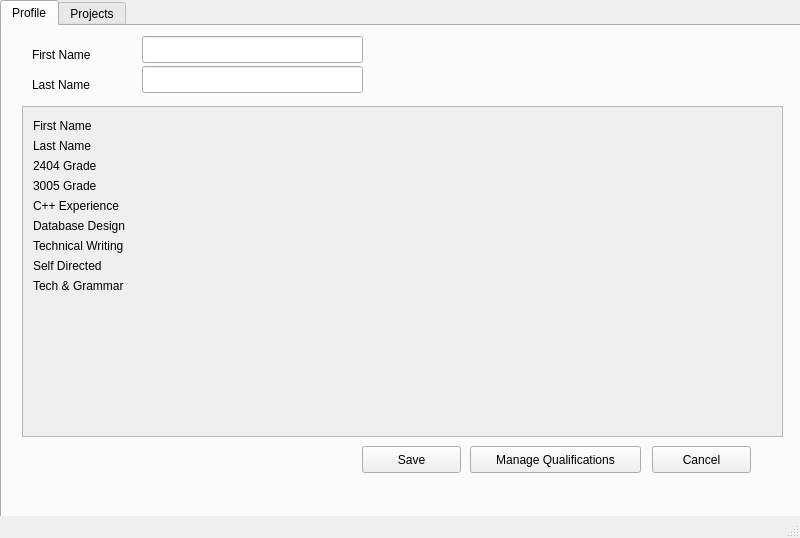
Qt form studentwindow.ui (sprinklej/00100100) before a commit.
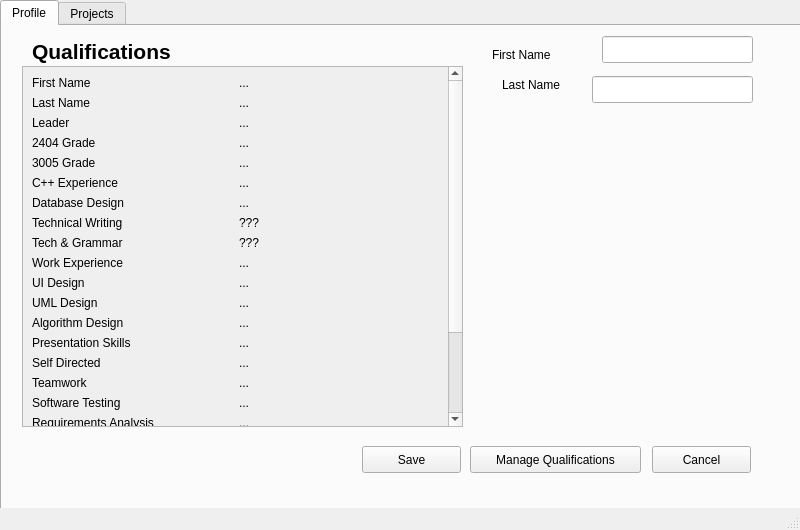
The same form after that commit.

```diff
--- a/studentwindow.ui
+++ b/studentwindow.ui
@@ -7,7 +7,7 @@
     <x>0</x>
     <y>0</y>
     <width>800</width>
-    <height>538</height>
+    <height>530</height>
    </rect>
   </property>
   <property name="windowTitle">
@@ -20,7 +20,7 @@
       <x>0</x>
       <y>0</y>
       <width>801</width>
-      <height>541</height>
+      <height>511</height>
      </rect>
     </property>
     <property name="currentIndex">
@@ -46,9 +46,9 @@
      <widget class="QLineEdit" name="lineEdit">
       <property name="geometry">
        <rect>
-        <x>140</x>
+        <x>600</x>
         <y>10</y>
-        <width>221</width>
+        <width>151</width>
         <height>27</height>
        </rect>
       </property>
@@ -56,9 +56,9 @@
      <widget class="QLineEdit" name="lineEdit_2">
       <property name="geometry">
        <rect>
-        <x>140</x>
-        <y>40</y>
-        <width>221</width>
+        <x>590</x>
+        <y>50</y>
+        <width>161</width>
         <height>27</height>
        </rect>
       </property>
@@ -66,7 +66,7 @@
      <widget class="QLabel" name="label_3">
       <property name="geometry">
        <rect>
-        <x>30</x>
+        <x>490</x>
         <y>20</y>
         <width>101</width>
         <height>17</height>
@@ -79,7 +79,7 @@
      <widget class="QLabel" name="label_4">
       <property name="geometry">
        <rect>
-        <x>30</x>
+        <x>500</x>
         <y>50</y>
         <width>91</width>
         <height>17</height>
@@ -132,11 +132,26 @@
       <property name="geometry">
        <rect>
         <x>20</x>
-        <y>80</y>
-        <width>761</width>
-        <height>331</height>
+        <y>40</y>
+        <width>441</width>
+        <height>361</height>
        </rect>
       </property>
+      <property name="minimumSize">
+       <size>
+        <width>0</width>
+        <height>0</height>
+       </size>
+      </property>
+      <property name="maximumSize">
+       <size>
+        <width>16777</width>
+        <height>16777</height>
+       </size>
+      </property>
+      <property name="verticalScrollBarPolicy">
+       <enum>Qt::ScrollBarAlwaysOn</enum>
+      </property>
       <property name="widgetResizable">
        <bool>true</bool>
       </property>
@@ -145,129 +160,356 @@
         <rect>
          <x>0</x>
          <y>0</y>
-         <width>759</width>
-         <height>329</height>
+         <width>423</width>
+         <height>541</height>
         </rect>
        </property>
-       <widget class="QLabel" name="label">
-        <property name="geometry">
-         <rect>
-          <x>10</x>
-          <y>10</y>
-          <width>91</width>
-          <height>17</height>
-         </rect>
-        </property>
-        <property name="text">
-         <string>First Name</string>
-        </property>
-       </widget>
-       <widget class="QLabel" name="label_2">
-        <property name="geometry">
-         <rect>
-          <x>10</x>
-          <y>30</y>
-          <width>91</width>
-          <height>17</height>
-         </rect>
-        </property>
-        <property name="text">
-         <string>Last Name</string>
-        </property>
-       </widget>
-       <widget class="QLabel" name="label_5">
-        <property name="geometry">
-         <rect>
-          <x>10</x>
-          <y>50</y>
-          <width>91</width>
-          <height>17</height>
-         </rect>
-        </property>
-        <property name="text">
-         <string>2404 Grade</string>
-        </property>
-       </widget>
-       <widget class="QLabel" name="label_6">
-        <property name="geometry">
-         <rect>
-          <x>10</x>
-          <y>70</y>
-          <width>91</width>
-          <height>17</height>
-         </rect>
-        </property>
-        <property name="text">
-         <string>3005 Grade</string>
-        </property>
-       </widget>
-       <widget class="QLabel" name="label_7">
-        <property name="geometry">
-         <rect>
-          <x>10</x>
-          <y>90</y>
-          <width>121</width>
-          <height>17</height>
-         </rect>
-        </property>
-        <property name="text">
-         <string>C++ Experience</string>
-        </property>
-       </widget>
-       <widget class="QLabel" name="label_8">
-        <property name="geometry">
-         <rect>
-          <x>10</x>
-          <y>110</y>
-          <width>121</width>
-          <height>17</height>
-         </rect>
-        </property>
-        <property name="text">
-         <string>Database Design</string>
-        </property>
-       </widget>
-       <widget class="QLabel" name="label_9">
-        <property name="geometry">
-         <rect>
-          <x>10</x>
-          <y>130</y>
-          <width>121</width>
-          <height>17</height>
-         </rect>
-        </property>
-        <property name="text">
-         <string>Technical Writing</string>
-        </property>
-       </widget>
-       <widget class="QLabel" name="label_10">
-        <property name="geometry">
-         <rect>
-          <x>10</x>
-          <y>150</y>
-          <width>121</width>
-          <height>17</height>
-         </rect>
-        </property>
-        <property name="text">
-         <string>Self Directed</string>
-        </property>
-       </widget>
-       <widget class="QLabel" name="label_11">
-        <property name="geometry">
-         <rect>
-          <x>10</x>
-          <y>170</y>
-          <width>121</width>
-          <height>17</height>
-         </rect>
-        </property>
-        <property name="text">
-         <string>Tech &amp; Grammar</string>
-        </property>
-       </widget>
+       <layout class="QGridLayout" name="gridLayout">
+        <item row="12" column="1">
+         <widget class="QLabel" name="uiDesign">
+          <property name="text">
+           <string>...</string>
+          </property>
+         </widget>
+        </item>
+        <item row="24" column="1">
+         <widget class="QLabel" name="reliable">
+          <property name="text">
+           <string>...</string>
+          </property>
+         </widget>
+        </item>
+        <item row="15" column="0">
+         <widget class="QLabel" name="text_UML">
+          <property name="text">
+           <string>UML Design</string>
+          </property>
+         </widget>
+        </item>
+        <item row="6" column="1">
+         <widget class="QLabel" name="dbDesign">
+          <property name="text">
+           <string>...</string>
+          </property>
+         </widget>
+        </item>
+        <item row="17" column="1">
+         <widget class="QLabel" name="presentationSkills">
+          <property name="text">
+           <string>...</string>
+          </property>
+         </widget>
+        </item>
+        <item row="28" column="0">
+         <widget class="QLabel" name="text_constCrit">
+          <property name="text">
+           <string>Constructive Criticism</string>
+          </property>
+         </widget>
+        </item>
+        <item row="7" column="0">
+         <widget class="QLabel" name="text_techWrite">
+          <property name="text">
+           <string>Technical Writing</string>
+          </property>
+         </widget>
+        </item>
+        <item row="25" column="0">
+         <widget class="QLabel" name="text_commSkill">
+          <property name="text">
+           <string>Communication Skills</string>
+          </property>
+         </widget>
+        </item>
+        <item row="1" column="0">
+         <widget class="QLabel" name="text_lastN">
+          <property name="text">
+           <string>Last Name</string>
+          </property>
+         </widget>
+        </item>
+        <item row="16" column="1">
+         <widget class="QLabel" name="algorithmDesign">
+          <property name="text">
+           <string>...</string>
+          </property>
+         </widget>
+        </item>
+        <item row="8" column="0">
+         <widget class="QLabel" name="text_TechGram">
+          <property name="text">
+           <string>Tech &amp; Grammar</string>
+          </property>
+         </widget>
+        </item>
+        <item row="3" column="1">
+         <widget class="QLabel" name="grade2404">
+          <property name="text">
+           <string>...</string>
+          </property>
+         </widget>
+        </item>
+        <item row="12" column="0">
+         <widget class="QLabel" name="text_UIDesign">
+          <property name="text">
+           <string>UI Design</string>
+          </property>
+         </widget>
+        </item>
+        <item row="27" column="0">
+         <widget class="QLabel" name="text_Creative">
+          <property name="text">
+           <string>Creative</string>
+          </property>
+         </widget>
+        </item>
+        <item row="24" column="0">
+         <widget class="QLabel" name="text_reliable">
+          <property name="text">
+           <string>Reliable</string>
+          </property>
+         </widget>
+        </item>
+        <item row="3" column="0">
+         <widget class="QLabel" name="text_2404">
+          <property name="text">
+           <string>2404 Grade</string>
+          </property>
+         </widget>
+        </item>
+        <item row="5" column="0">
+         <widget class="QLabel" name="text_cplus">
+          <property name="text">
+           <string>C++ Experience</string>
+          </property>
+         </widget>
+        </item>
+        <item row="4" column="0">
+         <widget class="QLabel" name="text_3005">
+          <property name="text">
+           <string>3005 Grade</string>
+          </property>
+         </widget>
+        </item>
+        <item row="21" column="0">
+         <widget class="QLabel" name="text_softDes">
+          <property name="text">
+           <string>Software Testing</string>
+          </property>
+         </widget>
+        </item>
+        <item row="6" column="0">
+         <widget class="QLabel" name="text_DBDesign">
+          <property name="text">
+           <string>Database Design</string>
+          </property>
+         </widget>
+        </item>
+        <item row="23" column="0">
+         <widget class="QLabel" name="text_reqAnal">
+          <property name="text">
+           <string>Requirements Analysis</string>
+          </property>
+         </widget>
+        </item>
+        <item row="0" column="0">
+         <widget class="QLabel" name="text_firstName">
+          <property name="text">
+           <string>First Name</string>
+          </property>
+         </widget>
+        </item>
+        <item row="0" column="1">
+         <widget class="QLabel" name="firstName">
+          <property name="text">
+           <string>...</string>
+          </property>
+         </widget>
+        </item>
+        <item row="2" column="0">
+         <widget class="QLabel" name="text_leader">
+          <property name="text">
+           <string>Leader</string>
+          </property>
+         </widget>
+        </item>
+        <item row="19" column="0">
+         <widget class="QLabel" name="text_teamwork">
+          <property name="text">
+           <string>Teamwork</string>
+          </property>
+         </widget>
+        </item>
+        <item row="27" column="1">
+         <widget class="QLabel" name="creative">
+          <property name="text">
+           <string>...</string>
+          </property>
+         </widget>
+        </item>
+        <item row="4" column="1">
+         <widget class="QLabel" name="grade3005">
+          <property name="text">
+           <string>...</string>
+          </property>
+         </widget>
+        </item>
+        <item row="1" column="1">
+         <widget class="QLabel" name="lastName">
+          <property name="text">
+           <string>...</string>
+          </property>
+         </widget>
+        </item>
+        <item row="5" column="1">
+         <widget class="QLabel" name="cplusplus">
+          <property name="text">
+           <string>...</string>
+          </property>
+         </widget>
+        </item>
+        <item row="8" column="1">
+         <widget class="QLabel" name="techAndGramm">
+          <property name="text">
+           <string>???</string>
+          </property>
+         </widget>
+        </item>
+        <item row="26" column="0">
+         <widget class="QLabel" name="text_respect">
+          <property name="text">
+           <string>Respectful</string>
+          </property>
+         </widget>
+        </item>
+        <item row="18" column="1">
+         <widget class="QLabel" name="selfDirected">
+          <property name="text">
+           <string>...</string>
+          </property>
+         </widget>
+        </item>
+        <item row="28" column="1">
+         <widget class="QLabel" name="constructCrit">
+          <property name="text">
+           <string>...</string>
+          </property>
+         </widget>
+        </item>
+        <item row="7" column="1">
+         <widget class="QLabel" name="techWriting">
+          <property name="text">
+           <string>???</string>
+          </property>
+         </widget>
+        </item>
+        <item row="16" column="0">
+         <widget class="QLabel" name="text_AlgDes">
+          <property name="text">
+           <string>Algorithm Design</string>
+          </property>
+         </widget>
+        </item>
+        <item row="17" column="0">
+         <widget class="QLabel" name="text_PresSkills">
+          <property name="text">
+           <string>Presentation Skills</string>
+          </property>
+         </widget>
+        </item>
+        <item row="23" column="1">
+         <widget class="QLabel" name="reqAnalysis">
+          <property name="text">
+           <string>...</string>
+          </property>
+         </widget>
+        </item>
+        <item row="15" column="1">
+         <widget class="QLabel" name="umlDesign">
+          <property name="text">
+           <string>...</string>
+          </property>
+         </widget>
+        </item>
+        <item row="25" column="1">
+         <widget class="QLabel" name="commSkills">
+          <property name="text">
+           <string>...</string>
+          </property>
+         </widget>
+        </item>
+        <item row="21" column="1">
+         <widget class="QLabel" name="softWareTest">
+          <property name="text">
+           <string>...</string>
+          </property>
+         </widget>
+        </item>
+        <item row="18" column="0">
+         <widget class="QLabel" name="text_SelfDir">
+          <property name="text">
+           <string>Self Directed</string>
+          </property>
+         </widget>
+        </item>
+        <item row="2" column="1">
+         <widget class="QLabel" name="leader">
+          <property name="text">
+           <string>...</string>
+          </property>
+         </widget>
+        </item>
+        <item row="26" column="1">
+         <widget class="QLabel" name="respectful">
+          <property name="text">
+           <string>...</string>
+          </property>
+         </widget>
+        </item>
+        <item row="19" column="1">
+         <widget class="QLabel" name="teamwork">
+          <property name="text">
+           <string>...</string>
+          </property>
+         </widget>
+        </item>
+        <item row="11" column="0">
+         <widget class="QLabel" name="text_workEx">
+          <property name="text">
+           <string>Work Experience</string>
+          </property>
+         </widget>
+        </item>
+        <item row="11" column="1">
+         <widget class="QLabel" name="workExper">
+          <property name="text">
+           <string>...</string>
+          </property>
+         </widget>
+        </item>
+       </layout>
       </widget>
      </widget>
+     <widget class="QLabel" name="label">
+      <property name="geometry">
+       <rect>
+        <x>30</x>
+        <y>10</y>
+        <width>161</width>
+        <height>31</height>
+       </rect>
+      </property>
+      <property name="font">
+       <font>
+        <pointsize>16</pointsize>
+        <weight>75</weight>
+        <bold>true</bold>
+       </font>
+      </property>
+      <property name="text">
+       <string>Qualifications</string>
+      </property>
+     </widget>
     </widget>
     <widget class="QWidget" name="tab_Projects">
      <attribute name="title">
```
Left out of the diff: 4 changed lines with no effect on the pictures.
